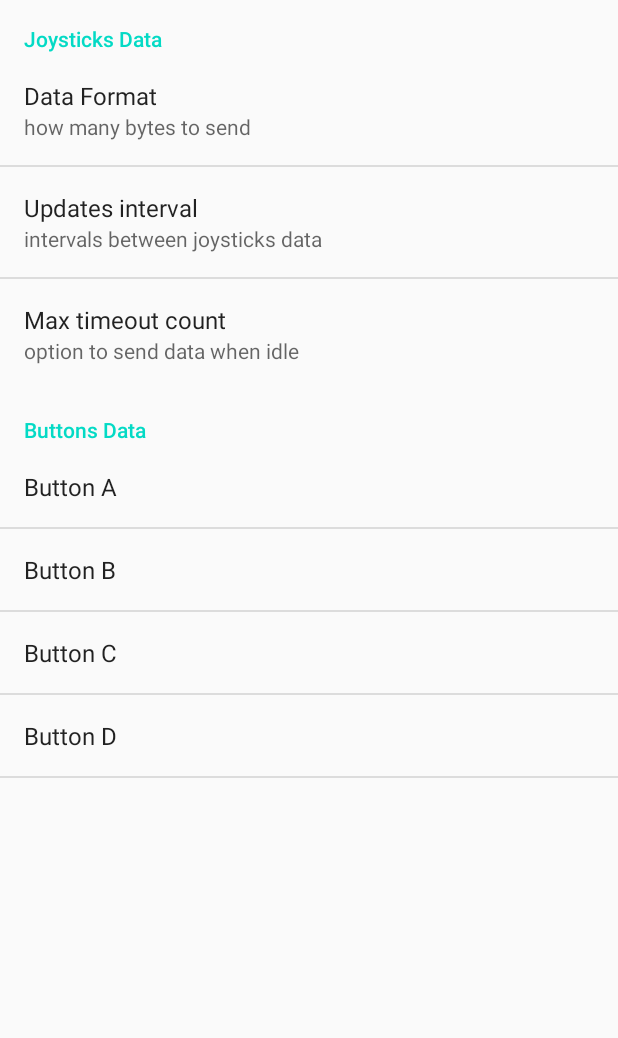
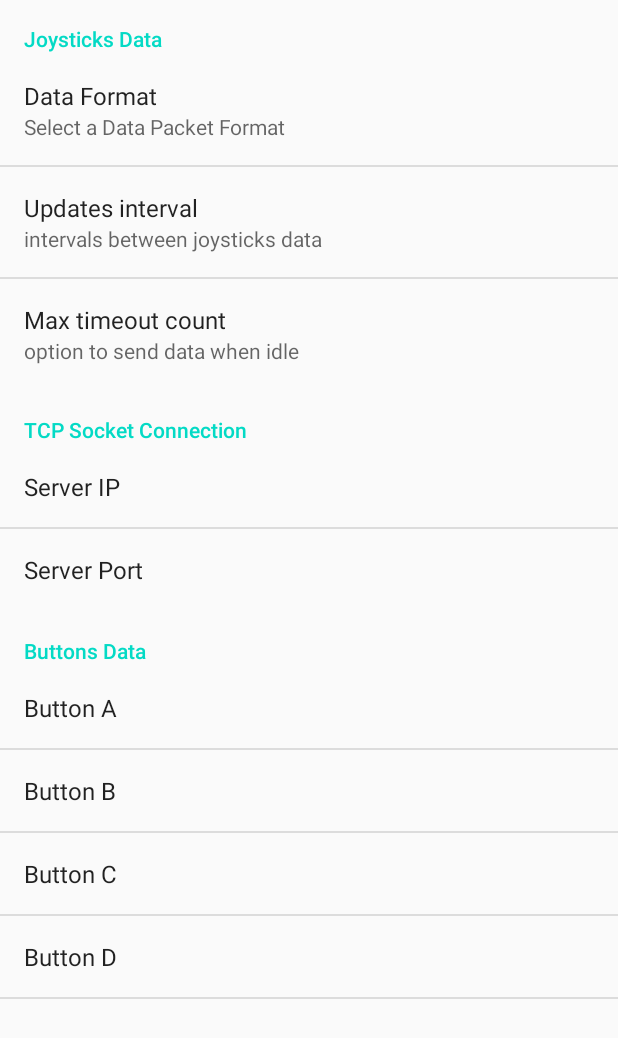
Before and after one commit to Pascal66/AlJazari, an Android app: the SingleJoystickControllerActivity screen opened directly, with no data from a screen before it, in the options menu, after a tap on "Options", on a phone screen of 412 x 824 dp. Shown: the top 1038 px of the screen. Run offline under Robolectric (Android 15) with nearby library versions, the phone set to English and light mode, and no system bars.

Commit message:
SingleJoystick Controller for WiFi socket connection is fully functional

```diff
--- a/app/src/main/AndroidManifest.xml
+++ b/app/src/main/AndroidManifest.xml
@@ -18,12 +18,13 @@
         </activity>
 
         <activity
-            android:name=".SingleJoystickControllerActivity"
+            android:name=".SingleJoystickController.SingleJoystickControllerActivity"
             android:screenOrientation="portrait" />
         <activity
             android:name=".DualJoystickControllerActivity"
             android:screenOrientation="landscape" />
         <activity android:name=".ConfigPacketActivity" android:screenOrientation="portrait"></activity>
+        <activity android:name=".SingleJoystickController.SingleJoystickOptionsActivity" />
         <activity android:name=".bluetooth.OptionsActivity" />
         <activity android:name=".bluetooth.DeviceListActivity" />
     </application>
--- a/app/src/main/java/hujra/aljazari/MainActivity.java
+++ b/app/src/main/java/hujra/aljazari/MainActivity.java
@@ -14,6 +14,8 @@ import android.widget.RadioButton;
 import android.widget.RadioGroup;
 import android.widget.TextView;
 import android.widget.Toast;
+
+import hujra.aljazari.SingleJoystickController.SingleJoystickControllerActivity;
 
 public class MainActivity extends AppCompatActivity {
     private RadioGroup radioCtrlGroup;
--- a/app/src/main/java/hujra/aljazari/SingleJoystickControllerActivity.java
+++ b/app/src/main/java/hujra/aljazari/SingleJoystickController/SingleJoystickControllerActivity.java
@@ -1,4 +1,4 @@
-package hujra.aljazari;
+package hujra.aljazari.SingleJoystickController;
 
 import androidx.appcompat.app.AppCompatActivity;
 
@@ -6,6 +6,7 @@ import android.app.Activity;
 import android.app.AlertDialog;
 import android.bluetooth.BluetoothAdapter;
 import android.bluetooth.BluetoothDevice;
+import android.content.Context;
 import android.content.DialogInterface;
 import android.content.Intent;
 import android.content.SharedPreferences;
@@ -14,9 +15,12 @@ import android.os.Handler;
 import android.os.Message;
 import android.preference.PreferenceManager;
 import android.util.Log;
+import android.view.LayoutInflater;
 import android.view.Menu;
 import android.view.MenuItem;
+import android.view.View;
 import android.view.Window;
+import android.widget.EditText;
 import android.widget.TextView;
 import android.widget.Toast;
 
@@ -28,7 +32,8 @@ import java.util.Timer;
 import java.util.TimerTask;
 
 import static java.lang.Math.abs;
-import hujra.aljazari.bluetooth.OptionsActivity;
+
+import hujra.aljazari.R;
 import hujra.aljazari.joystick.JoystickMovedListener;
 import hujra.aljazari.bluetooth.DeviceListActivity;
 import hujra.aljazari.bluetooth.BluetoothRfcommClient;
@@ -44,6 +49,8 @@ public class SingleJoystickControllerActivity extends AppCompatActivity implemen
 
     private DataOutputStream socket_link;
     private WiFiCommLinkSetup wifi_link;
+    private String server_ip;
+    private int server_port;
 
     // Message types sent from the BluetoothRfcommClient Handler
     public static final int MESSAGE_STATE_CHANGE = 1;
@@ -77,7 +84,7 @@ public class SingleJoystickControllerActivity extends AppCompatActivity implemen
     // polar coordinates
     private double mRadiusJS = 0;
     private double mAngleJS = 0;
-    private boolean mCenterL = true;
+    private boolean mCenter = true;
     private int mDataFormat;
     private float lspeed = 0;
     private float rspeed = 0;
@@ -106,26 +113,22 @@ public class SingleJoystickControllerActivity extends AppCompatActivity implemen
         requestWindowFeature(Window.FEATURE_NO_TITLE);
         setContentView(R.layout.activity_single_joystick);
 
-
-
-//        mDualJoystick = (DualJoystickView)findViewById(R.id.dualjoystickView);
-//        mDualJoystick.setOnJostickMovedListener(_listenerLeft, _listenerRight);
         mSingleJoystick = (SingleJoystickView)findViewById(R.id.singlejoystickView);
         mSingleJoystick.setOnJostickMovedListener(_listenerLeft);
 
-        // mDualJoystick.setYAxisInverted(false, false);
-
         mTxtStatus = (TextView) findViewById(R.id.txt_status);
         mTVjoystickreadings = (TextView) findViewById(R.id.txt_dataL);
-        // mTxtDataR = (TextView) findViewById(R.id.txt_dataR);
 
         SharedPreferences prefs = PreferenceManager.getDefaultSharedPreferences(this);
         prefs.registerOnSharedPreferenceChangeListener(this);
 
         // mUpdatePeriod = prefs.getLong( "updates_interval", 200 ); // in milliseconds
-        mUpdatePeriod = Long.parseLong(prefs.getString( "updates_interval", "200" ));
-        mMaxTimeoutCount = Integer.parseInt(prefs.getString( "maxtimeout_count", "20" ));
-        mDataFormat = Integer.parseInt(prefs.getString( "data_format", "7" ));
+        mUpdatePeriod = Long.parseLong(prefs.getString( "sj_updates_interval", "200" ));
+        mMaxTimeoutCount = Integer.parseInt(prefs.getString( "sj_maxtimeout_count", "20" ));
+        mDataFormat = Integer.parseInt(prefs.getString( "sj_data_format", "1" ));
+
+        server_ip = prefs.getString("IP_data", "192.168.4.1");
+        server_port = Integer.parseInt(prefs.getString("Port_data", "5000"));
 
         mStrA = prefs.getString( "btnA_data", "A" );
         mStrB = prefs.getString( "btnB_data", "B" );
@@ -182,8 +185,9 @@ public class SingleJoystickControllerActivity extends AppCompatActivity implemen
     public boolean onOptionsItemSelected(MenuItem item) {
         if ( item == mItemConnect_WiFi ) {
             connection_type = 0;
-            wifi_link = new WiFiCommLinkSetup("192.168.1.4", 5000);
+            wifi_link = new WiFiCommLinkSetup(server_ip, server_port);
             wifi_link.start();
+            mTxtStatus.setText("Connected to :" + server_ip + String.valueOf(server_port));
 
         } else if ( item == mItemConnect_BT ) {
             connection_type = 2;
@@ -205,17 +209,23 @@ public class SingleJoystickControllerActivity extends AppCompatActivity implemen
             startActivityForResult(serverIntent, REQUEST_CONNECT_DEVICE);
 
         } else if ( item == mItemOptions ) {
-            startActivity( new Intent(this, OptionsActivity.class) );
+            startActivity( new Intent(this, SingleJoystickOptionsActivity.class) );
+            /*
+            SharedPreferences SP = PreferenceManager.getDefaultSharedPreferences(getBaseContext());
+String strUserName = SP.getString("username", "NA");
+boolean bAppUpdates = SP.getBoolean("applicationUpdates",false);
+String downloadType = SP.getString("downloadType","1");
+             */
         }
         return super.onOptionsItemSelected(item);
     }
 
     public void onSharedPreferenceChanged(SharedPreferences prefs, String key) {
-        if ( key.equals("updates_interval") ) {
+        if ( key.equals("sj_updates_interval") ) {
             // reschedule task
             mUpdateTimer.cancel();
             mUpdateTimer.purge();
-            mUpdatePeriod = Long.parseLong(prefs.getString( "updates_interval", "200" ));
+            mUpdatePeriod = Long.parseLong(prefs.getString( "sj_updates_interval", "200" ));
             mUpdateTimer = new Timer();
             mUpdateTimer.schedule(new TimerTask() {
                 @Override
@@ -223,10 +233,15 @@ public class SingleJoystickControllerActivity extends AppCompatActivity implemen
                     UpdateMethod();
                 }
             }, mUpdatePeriod, mUpdatePeriod);
-        }else if( key.equals("maxtimeout_count") ){
-            mMaxTimeoutCount = Integer.parseInt(prefs.getString( "maxtimeout_count", "20" ));
-        }else if( key.equals("data_format") ){
-            mDataFormat = Integer.parseInt(prefs.getString( "data_format", "7" ));
+        }else if( key.equals("sj_maxtimeout_count") ){
+            mMaxTimeoutCount = Integer.parseInt(prefs.getString( "sj_maxtimeout_count", "20" ));
+        }else if( key.equals("sj_data_format") ){
+            mDataFormat = Integer.parseInt(prefs.getString( "sj_data_format", "1" ));
+        }else if( key.equals("IP_data") ){
+            server_ip = prefs.getString( "IP_data", "192.168.4.1" );
+        }else if( key.equals("Port_data") ){
+            server_port = Integer.parseInt(prefs.getString( "Port_data", "5000" ));
+
         }else if( key.equals("btnA_data") ){
             mStrA = prefs.getString( "btnA_data", "A" );
         }else if( key.equals("btnB_data") ){
@@ -287,37 +302,11 @@ public class SingleJoystickControllerActivity extends AppCompatActivity implemen
 
         public void OnMoved(int pan, int tilt) {
             mRadiusJS = Math.min(Math.sqrt((pan*pan) + (tilt*tilt))*2.01,255);
-            mAngleJS = Math.atan2(tilt,pan);//*57.295779513082320876798154814105;
-
-            //Some very stupid problem does not allow rspeed/lspeed to take values greater than 127. Arduino somehow does
-            //not receive the intended values. Debugging left to some other day! Build a solid communication protocol.
-            float limit = 254;
-            float speed_base = -(float)tilt*limit/70; //[-255 255]
-            /*if(speed_base>1)
-                speed_base = speed_base + 40;
-            if(speed_base>limit)
-                speed_base = limit;*/
-
-            float steer_value = (float)pan*limit/70; //[-255 255]
-            lspeed = speed_base + steer_value;
-            rspeed = speed_base - steer_value;
-            if(lspeed<-(limit-0.5)) lspeed = -limit;
-            if(rspeed<-(limit-0.5)) rspeed = -limit;
-            if(lspeed>(limit-0.5)) lspeed = limit;
-            if(rspeed>(limit-0.5)) rspeed = limit;
-
-            lrdir = 0;  //wheel direction encoding in a single byte
-            if(lspeed<0)
-                lrdir = lrdir + 2;
-            if(rspeed<0)
-                lrdir = lrdir + 1;
-
-//            mTxtDataL.setText(String.format("( r%.2f, %.0f\u00B0 )(%d,%d)", Math.min(mRadiusL, 100), mAngleL * 180 / Math.PI,pan,tilt));
-            mTVjoystickreadings.setText(String.format("(%.2f,%.2f)", mRadiusJS, mAngleJS));
-            lspeed = abs(lspeed);
-            rspeed = abs(rspeed);
-
-            mCenterL = false;
+            mAngleJS = Math.atan2(tilt,pan);
+            mTVjoystickreadings.setText(String.format("(%.2f,%.2f)", mRadiusJS, mAngleJS*57.295779513082320876798154814105));
+            //if (wifi_link.isConnected())
+            //mTxtStatus.setText(R.string.title_connected_to + "192.168.1.4" + "5000");
+            mCenter = false;
         }
 
         public void OnReleased() {
@@ -327,7 +316,7 @@ public class SingleJoystickControllerActivity extends AppCompatActivity implemen
         public void OnReturnedToCenter() {
             mRadiusJS = mAngleJS = 0;
             UpdateMethod();
-            mCenterL = true;
+            mCenter = true;
         }
     };
 
@@ -363,61 +352,9 @@ public class SingleJoystickControllerActivity extends AppCompatActivity implemen
     }
 
     private void UpdateMethod() {
-
-        // if either of the joysticks is not on the center, or timeout occurred
-        if(!mCenterL || (mTimeoutCounter>=mMaxTimeoutCount && mMaxTimeoutCount>-1) ) {
-            // limit to {0..10}
-            byte radiusL = (byte) ( Math.min(mRadiusJS, 100.0 ) );
-            // scale to {0..35}
-            byte angleL = (byte) ( mAngleJS * 18.0 / Math.PI + 36.0 + 0.5 );
-            if( angleL >= 36 )	angleL = (byte)(angleL-36);
-
-            if (D) {
-                Log.d(TAG, String.format("%d, %d", radiusL, angleL ) );
-            }
-
-            if( mDataFormat==4 ) {
-                // raw 4 bytes
-                sendMessage( new String(new byte[] {
-                        radiusL, angleL } ) );
-            }else if( mDataFormat==5 ) {
-                // start with 0x55
-                sendMessage( new String(new byte[] {
-                        0x55, radiusL, angleL } ) );
-            }else if( mDataFormat==6 ) {
-                // use STX & ETX
-                sendMessage( new String(new byte[] {
-                        0x02, radiusL, angleL, 0x03 } ) );
-            }else if( mDataFormat==7 ) {
-                // use "$PWM=12,23*"
-
-                // radiusL = 0 .. 10
-                // angleL = 0 .. 35
-                int radius = 126 * radiusL / 70; // maximum value = 100
-                int angle = angleL * 10;
-                double angleRadians = Math.toRadians(angle);
-
-                int leftPwm;
-                int rightPwm;
-
-                if (angle <= 180) {
-                    rightPwm = angle > 90? -radius: radius;
-                    leftPwm = (int)Math.round(Math.cos(angleRadians) * radius);
-                } else {
-                    leftPwm = angle < 270? -radius: radius;
-                    rightPwm = (int)Math.round(Math.cos(angleRadians) * radius);
-                }
-
-//                sendMessage("$PWM=" + leftPwm + "," + rightPwm + "*");
-                leftPwm = -100;
-                rightPwm = 0;
-
-                //String msg = "s" + String.valueOf(Character.toChars((int)lspeed)) + String.valueOf(Character.toChars((int)rspeed)) + String.valueOf(Character.toChars((int)lspeed_dir)) + String.valueOf(Character.toChars((int)rspeed_dir));
-                // A single starting character, such as 's' above, does not work due to some synch problems with Arduino.
-                //Interlacing the message with 'l', 'r', 'd' removes the problem. Maybe slower rates won't have this problem.
-                //String msg = "l" + String.valueOf(Character.toChars((char)lspeed)) + "r" + String.valueOf(Character.toChars((char)rspeed)) + "d" + String.valueOf(Character.toChars((char)lrdir));
-                lspeed = (byte)mRadiusJS;
-                rspeed = (byte)mRadiusJS;
+        // if joystick is not on the center, or timeout occurred
+        if(!mCenter || (mTimeoutCounter>=mMaxTimeoutCount && mMaxTimeoutCount>-1) ) {
+            if( mDataFormat==1 ) {
                 double strspeed = abs(Math.cos(mAngleJS)) * mRadiusJS;
                 byte dir1,dir2;
                 if(mAngleJS<0)
@@ -428,7 +365,6 @@ public class SingleJoystickControllerActivity extends AppCompatActivity implemen
                     dir2 = 3;
                 else
                     dir2 = 2;
-                String msg = new String(new byte[] {'$',0x02, (byte)(-28) });
                 msg_len = 8;
                 msg_buffer[0] = '$';
                 msg_buffer[1] = 0x02;
@@ -438,7 +374,10 @@ public class SingleJoystickControllerActivity extends AppCompatActivity implemen
                 msg_buffer[5] = dir1;
                 msg_buffer[6] = (byte)strspeed;
                 msg_buffer[7] = dir2;
-                sendMessage(msg);
+                sendMessage("");
+            }
+            else if( mDataFormat==1 ) {
+
             }
 
             mTimeoutCounter = 0;
@@ -539,7 +478,6 @@ public class SingleJoystickControllerActivity extends AppCompatActivity implemen
                     in = new DataInputStream(inFromServer);
                     connected = true;
                     CommLinkRxconnected = true;*/
-
                     Log.i(TAG, "Connected ?: " + client.getRemoteSocketAddress());
                     connected = true;
                 } catch (IOException e) {
--- /dev/null
+++ b/app/src/main/java/hujra/aljazari/SingleJoystickController/SingleJoystickOptionsActivity.java
@@ -0,0 +1,27 @@
+package hujra.aljazari.SingleJoystickController;
+
+import android.os.Bundle;
+import android.preference.PreferenceActivity;
+import android.preference.PreferenceFragment;
+
+import hujra.aljazari.R;
+
+public class SingleJoystickOptionsActivity extends PreferenceActivity {
+
+    @Override
+    protected void onCreate(Bundle savedInstanceState) {
+        super.onCreate(savedInstanceState);
+        getFragmentManager().beginTransaction().replace(android.R.id.content, new SingleJoystickOptionsFragment()).commit();
+    }
+
+    public static class SingleJoystickOptionsFragment extends PreferenceFragment
+    {
+        @Override
+        public void onCreate(final Bundle savedInstanceState)
+        {
+            super.onCreate(savedInstanceState);
+            addPreferencesFromResource(R.xml.preferences_singlejoystick);
+        }
+    }
+
+}
--- a/app/src/main/java/hujra/aljazari/bluetooth/BluetoothRfcommClient.java
+++ b/app/src/main/java/hujra/aljazari/bluetooth/BluetoothRfcommClient.java
@@ -13,7 +13,7 @@ import android.os.Bundle;
 import android.os.Handler;
 import android.os.Message;
 
-import hujra.aljazari.SingleJoystickControllerActivity;
+import hujra.aljazari.SingleJoystickController.SingleJoystickControllerActivity;
 
 public class BluetoothRfcommClient {
 
--- a/app/src/main/res/values/arrays.xml
+++ b/app/src/main/res/values/arrays.xml
@@ -1,6 +1,48 @@
 <?xml version="1.0" encoding="utf-8"?>
 
 <resources>
+
+    <string-array name="sj_updateInterval">
+        <item name="100">Every 100 milliseconds</item>
+        <item name="200">Every 200 milliseconds</item>
+        <item name="500">Every 500 milliseconds</item>
+        <item name="1000">Every 1 second</item>
+        <item name="2000">Every 2 seconds</item>
+    </string-array>
+
+    <string-array name="sj_updateIntervalValues">
+        <item name="100">100</item>
+        <item name="200">200</item>
+        <item name="500">500</item>
+        <item name="1000">1000</item>
+        <item name="2000">2000</item>
+    </string-array>
+
+    <string-array name="sj_timeoutCount">
+        <item name="0">Continually</item>
+        <item name="10">Every after 10 intervals</item>
+        <item name="20">Every after 20 intervals</item>
+        <item name="50">Every after 50 intervals</item>
+        <item name="-1">[Off]</item>
+    </string-array>
+
+    <string-array name="sj_timeoutCountValues">
+        <item name="0">0</item>
+        <item name="10">10</item>
+        <item name="20">20</item>
+        <item name="50">50</item>
+        <item name="-1">-1</item>
+    </string-array>
+
+    <string-array name="sj_dataFormat">
+        <item name="1">$,0x02,6 data bytes</item>
+        <item name="2">\???</item>
+    </string-array>
+
+    <string-array name="sj_dataFormatValues">
+        <item name="1">1</item>
+        <item name="2">2</item>
+    </string-array>
 
     <string-array name="updateInterval">
         <item name="100">Every 100 milliseconds</item>
@@ -35,17 +77,13 @@
     </string-array>
 
     <string-array name="dataFormat">
-        <item name="4">data only (4 bytes)</item>
-        <item name="5">precede by \'U\' (0x55)</item>
-        <item name="6">use STX(02) and ETX(03)</item>
-        <item name="7">$PWM=12,23* (max=100)</item>
+        <item name="1">$,0x02,6 data bytes</item>
+        <item name="2">\???</item>
     </string-array>
 
     <string-array name="dataFormatValues">
-        <item name="4">4</item>
-        <item name="5">5</item>
-        <item name="6">6</item>
-        <item name="7">7</item>
+        <item name="1">4</item>
+        <item name="2">5</item>
     </string-array>
 
     <string-array name="vid_res">
@@ -60,4 +98,15 @@
         <item name="3">3</item>
     </string-array>
 
+<string-array name="listArray">
+    <item>Headings</item>
+    <item>Headings and Details</item>
+    <item>All Data</item>
+</string-array>
+
+<string-array name="listValues">
+    <item>1</item>
+    <item>2</item>
+    <item>3</item>
+</string-array>
 </resources>
--- a/app/src/main/res/values/strings.xml
+++ b/app/src/main/res/values/strings.xml
@@ -23,7 +23,7 @@
     <string name="btnD_text">D</string>
     <string name="dataL_text">( 0, 0 )</string>
     <string name="dataR_text">( 0, 0 )</string>
-    <string name="status_text">Hello there</string>
+    <string name="status_text">Not Connected</string>
     <string name="bt_status_text_lf">BT Status</string>
     <string name="fps_str">0 fps</string>
 </resources>
--- /dev/null
+++ b/app/src/main/res/xml/preferences_singlejoystick.xml
@@ -0,0 +1,115 @@
+<?xml version="1.0" encoding="utf-8"?>
+
+<PreferenceScreen xmlns:android="http://schemas.android.com/apk/res/android"
+    android:layout_width="wrap_content"
+    android:layout_height="wrap_content">
+
+    <PreferenceCategory
+        android:title="Joysticks Data"
+        android:key="first_category"
+        android:layout_width="wrap_content"
+        android:layout_height="wrap_content">
+
+        <ListPreference
+            android:key="sj_data_format"
+            android:title="Data Format"
+            android:summary="Select a Data Packet Format"
+            android:defaultValue="1"
+            android:entries="@array/sj_dataFormat"
+            android:entryValues="@array/sj_dataFormatValues"
+            android:layout_width="wrap_content"
+            android:layout_height="wrap_content" />
+
+        <ListPreference
+            android:key="sj_updates_interval"
+            android:title="Updates interval"
+            android:summary="intervals between joysticks data"
+            android:dialogTitle="Send data"
+            android:defaultValue="200"
+            android:entries="@array/sj_updateInterval"
+            android:entryValues="@array/sj_updateIntervalValues"
+            android:layout_width="wrap_content"
+            android:layout_height="wrap_content" />
+
+        <ListPreference
+            android:key="sj_maxtimeout_count"
+            android:title="Max timeout count"
+            android:summary="option to send data when idle"
+            android:dialogTitle="When idle, send data"
+            android:defaultValue="20"
+            android:entries="@array/sj_timeoutCount"
+            android:entryValues="@array/sj_timeoutCountValues"
+            android:layout_width="wrap_content"
+            android:layout_height="wrap_content" />
+
+    </PreferenceCategory>
+
+    <PreferenceCategory
+        android:title="TCP Socket Connection"
+        android:key="second_category"
+        android:layout_width="wrap_content"
+        android:layout_height="wrap_content">
+
+        <EditTextPreference
+            android:key="IP_data"
+            android:title="Server IP"
+            android:dialogTitle="Server IP"
+            android:dialogMessage="Input IP address of the server"
+            android:defaultValue="192.168.4.1"
+            android:layout_width="wrap_content"
+            android:layout_height="wrap_content" />
+
+        <EditTextPreference
+            android:key="Port_data"
+            android:title="Server Port"
+            android:dialogTitle="Server Port"
+            android:dialogMessage="Input socket port of the server"
+            android:defaultValue="5000"
+            android:layout_width="wrap_content"
+            android:layout_height="wrap_content" />
+    </PreferenceCategory>
+
+    <PreferenceCategory
+        android:title="Buttons Data"
+        android:key="third_category"
+        android:layout_width="wrap_content"
+        android:layout_height="wrap_content">
+
+        <EditTextPreference
+            android:key="btnA_data"
+            android:title="Button A"
+            android:dialogTitle="Button A data"
+            android:dialogMessage="type a message to send"
+            android:defaultValue="A"
+            android:layout_width="wrap_content"
+            android:layout_height="wrap_content" />
+
+        <EditTextPreference
+            android:key="btnB_data"
+            android:title="Button B"
+            android:dialogTitle="Button B data"
+            android:dialogMessage="type a message to send"
+            android:defaultValue="B"
+            android:layout_width="wrap_content"
+            android:layout_height="wrap_content" />
+
+        <EditTextPreference
+            android:key="btnC_data"
+            android:title="Button C"
+            android:dialogTitle="Button C data"
+            android:dialogMessage="type a message to send"
+            android:defaultValue="C"
+            android:layout_width="wrap_content"
+            android:layout_height="wrap_content" />
+
+        <EditTextPreference
+            android:key="btnD_data"
+            android:title="Button D"
+            android:dialogTitle="Button D data"
+            android:dialogMessage="type a message to send"
+            android:defaultValue="D"
+            android:layout_width="wrap_content"
+            android:layout_height="wrap_content" />
+
+    </PreferenceCategory>
+</PreferenceScreen>
```
